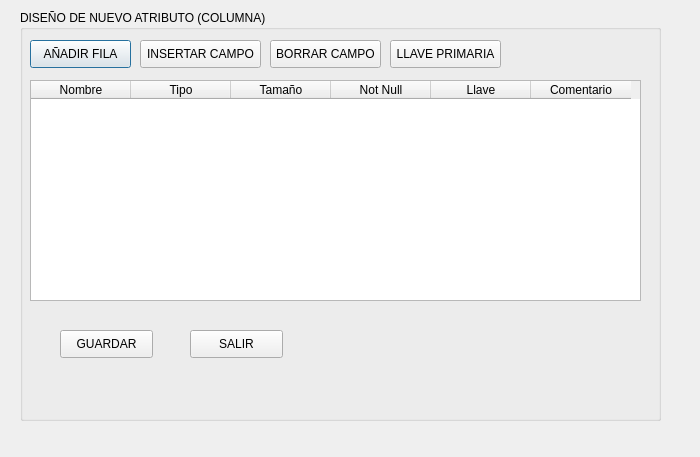
First picture: the form in SGBD_OBDC/INTERFAZ DE BASE DE DATOS1.ui, repository pedrokilo/SGBD_CRUDpy, before the edit.
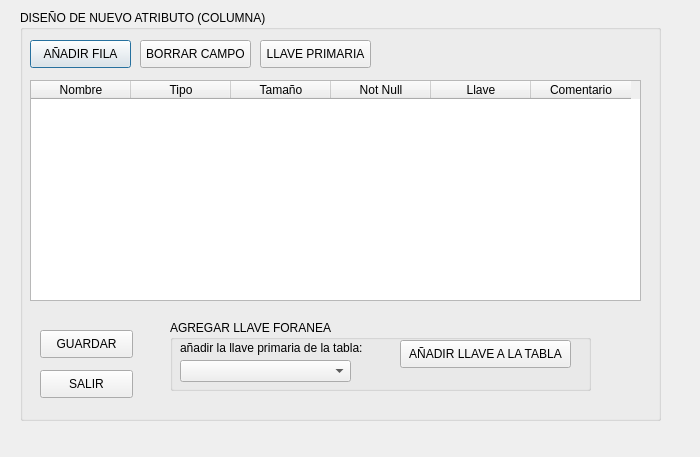
Second picture: the form after the edit.

What changed in the file:
```diff
--- a/SGBD_OBDC/INTERFAZ DE BASE DE DATOS1.ui
+++ b/SGBD_OBDC/INTERFAZ DE BASE DE DATOS1.ui
@@ -78,23 +78,10 @@
      <string>AÑADIR FILA</string>
     </property>
    </widget>
-   <widget class="QPushButton" name="btn_insertar_fila">
-    <property name="geometry">
-     <rect>
-      <x>120</x>
-      <y>30</y>
-      <width>121</width>
-      <height>28</height>
-     </rect>
-    </property>
-    <property name="text">
-     <string>INSERTAR CAMPO</string>
-    </property>
-   </widget>
    <widget class="QPushButton" name="btn_borrar_fila">
     <property name="geometry">
      <rect>
-      <x>250</x>
+      <x>120</x>
       <y>30</y>
       <width>111</width>
       <height>28</height>
@@ -107,7 +94,7 @@
    <widget class="QPushButton" name="btn_llave_primaria">
     <property name="geometry">
      <rect>
-      <x>370</x>
+      <x>240</x>
       <y>30</y>
       <width>111</width>
       <height>28</height>
@@ -120,7 +107,7 @@
    <widget class="QPushButton" name="btn_guardar">
     <property name="geometry">
      <rect>
-      <x>40</x>
+      <x>20</x>
       <y>320</y>
       <width>93</width>
       <height>28</height>
@@ -133,8 +120,8 @@
    <widget class="QPushButton" name="btn_salir">
     <property name="geometry">
      <rect>
-      <x>170</x>
-      <y>320</y>
+      <x>20</x>
+      <y>360</y>
       <width>93</width>
       <height>28</height>
      </rect>
@@ -143,6 +130,55 @@
      <string>SALIR</string>
     </property>
    </widget>
+   <widget class="QGroupBox" name="groupBox_3">
+    <property name="geometry">
+     <rect>
+      <x>150</x>
+      <y>310</y>
+      <width>421</width>
+      <height>71</height>
+     </rect>
+    </property>
+    <property name="title">
+     <string>AGREGAR LLAVE FORANEA</string>
+    </property>
+    <widget class="QComboBox" name="comboBox_TablasLlaves">
+     <property name="geometry">
+      <rect>
+       <x>10</x>
+       <y>40</y>
+       <width>171</width>
+       <height>22</height>
+      </rect>
+     </property>
+    </widget>
+    <widget class="QLabel" name="label_22">
+     <property name="geometry">
+      <rect>
+       <x>10</x>
+       <y>20</y>
+       <width>201</width>
+       <height>16</height>
+      </rect>
+     </property>
+     <property name="text">
+      <string>añadir la llave primaria de la tabla:</string>
+     </property>
+    </widget>
+    <widget class="QPushButton" name="btn_aniadir_llave">
+     <property name="geometry">
+      <rect>
+       <x>230</x>
+       <y>20</y>
+       <width>171</width>
+       <height>28</height>
+      </rect>
+     </property>
+     <property name="text">
+      <string>AÑADIR LLAVE A LA TABLA</string>
+     </property>
+    </widget>
+   </widget>
   </widget>
  </widget>
  <resources/>
```
